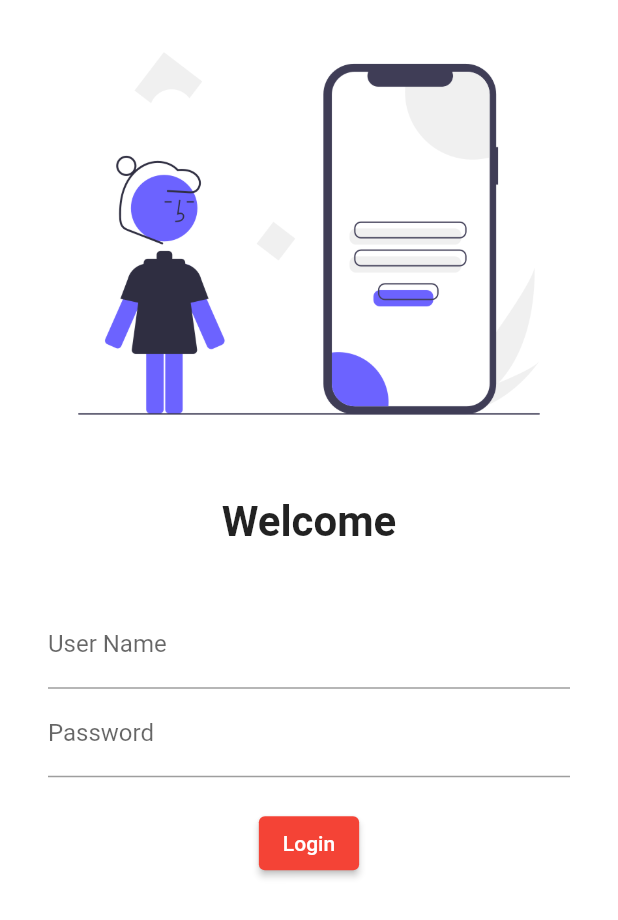
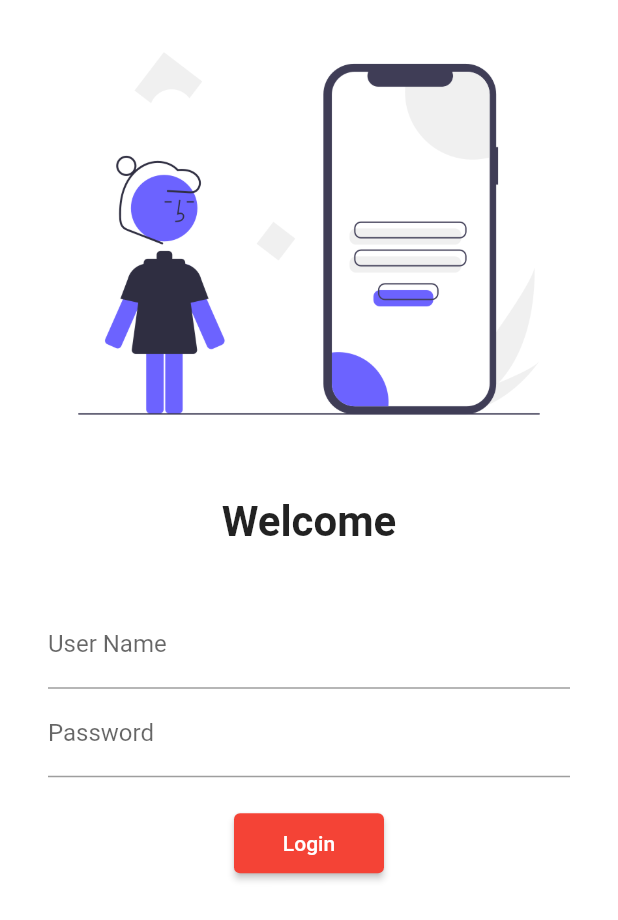
Before and after one commit to kemblekaran/flutter-catalogue, a Flutter app: the screen it shows after launch, on a phone screen of 412 x 824 dp. Shown: the top 920 px of the screen. Run offline on Flutter 3.47's test engine with Material 2 defaults, Android fonts, the phone set to English and light mode, and no system bars; our stand-ins replace google_fonts.

Commit message:
day 6 completed

```diff
--- a/lib/main.dart
+++ b/lib/main.dart
@@ -1,4 +1,5 @@
 import 'package:catalog_app/pages/loginpage.dart';
+import 'package:catalog_app/routes/routes.dart';
 
 import '/pages/homepage.dart';
 import 'package:flutter/material.dart';
@@ -20,9 +21,9 @@ class CatalogApp extends StatelessWidget {
           fontFamily: GoogleFonts.roboto().fontFamily),
       darkTheme: ThemeData(primarySwatch: Colors.purple),
       routes: {
-        "/": (context) => LoginPage(),
-        "/login": (context) => LoginPage(),
-        "/home": ((context) => HomePage())
+        "/": (context) => const LoginPage(),
+        CatalogueAppRoutes.loginRoute: (context) => const LoginPage(),
+        CatalogueAppRoutes.homeRoute: ((context) => const HomePage())
       },
     );
   }
--- a/lib/pages/loginpage.dart
+++ b/lib/pages/loginpage.dart
@@ -1,3 +1,4 @@
+import 'package:catalog_app/routes/routes.dart';
 import 'package:flutter/material.dart';
 
 class LoginPage extends StatelessWidget {
@@ -5,7 +6,6 @@ class LoginPage extends StatelessWidget {
 
   @override
   Widget build(BuildContext context) {
-    var appName = 'Catalog App';
     return Material(
       color: Colors.white,
       child: Column(
@@ -14,35 +14,39 @@ class LoginPage extends StatelessWidget {
             "assets/images/login-image.png",
             fit: BoxFit.cover,
           ),
-          SizedBox(
+          const SizedBox(
             height: 20.0,
           ),
-          Text(
+          const Text(
             "Welcome",
             style: TextStyle(fontSize: 28, fontWeight: FontWeight.bold),
           ),
-          SizedBox(height: 20.0),
+          const SizedBox(height: 20.0),
           Padding(
             padding: const EdgeInsets.symmetric(vertical: 16, horizontal: 32),
             child: SingleChildScrollView(
               child: Column(
                 children: [
                   TextFormField(
-                    decoration: InputDecoration(
+                    decoration: const InputDecoration(
                         hintText: "Enter you username", labelText: "User Name"),
                   ),
                   TextFormField(
                     obscureText: true,
-                    decoration: InputDecoration(
+                    decoration: const InputDecoration(
                         hintText: "Enter your password", labelText: "Password"),
                   ),
-                  SizedBox(
+                  const SizedBox(
                     height: 20.0,
                   ),
                   ElevatedButton(
-                      onPressed: () => {},
-                      child: Text("Login"),
-                      style: TextButton.styleFrom(enableFeedback: true))
+                      onPressed: () => {
+                            Navigator.pushNamed(
+                                context, CatalogueAppRoutes.homeRoute)
+                          },
+                      child: const Text("Login"),
+                      style: TextButton.styleFrom(
+                          enableFeedback: true, minimumSize: Size(100, 40)))
                 ],
               ),
             ),
--- /dev/null
+++ b/lib/routes/routes.dart
@@ -0,0 +1,4 @@
+class CatalogueAppRoutes{
+static var loginRoute="/login";
+static var homeRoute="/home";
+}
```
